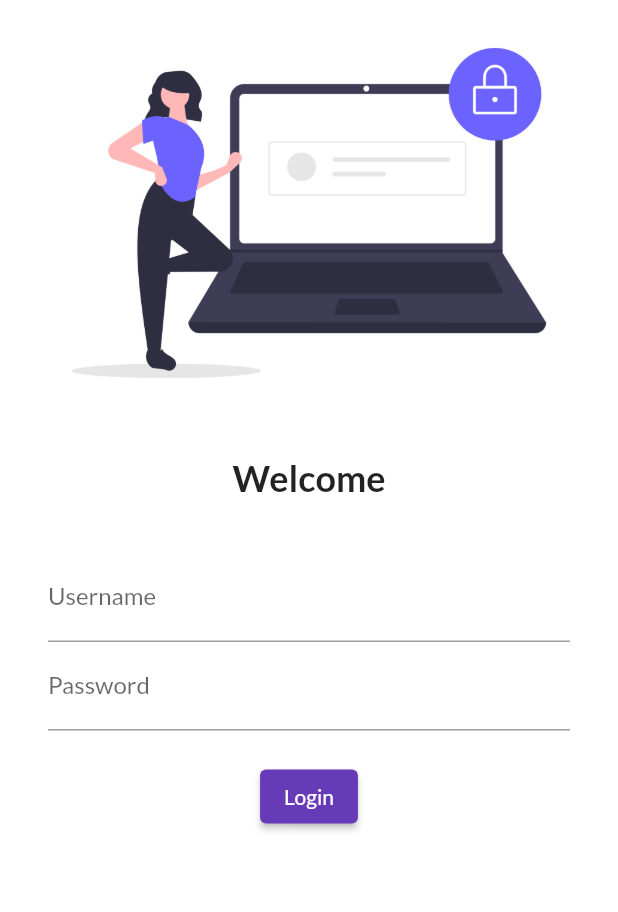
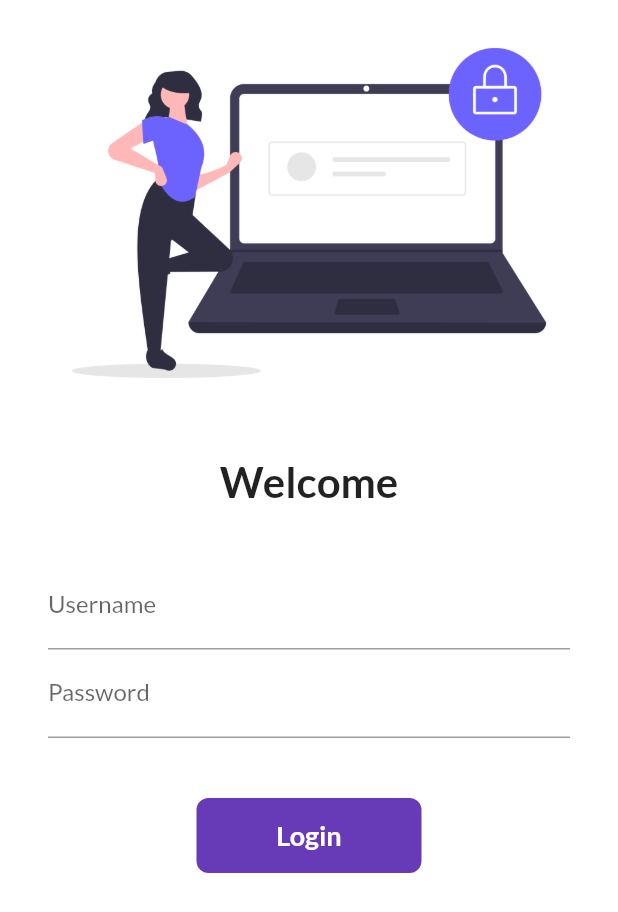
Before and after one commit to jishantamboli/flutter-project, a Flutter app: the screen it shows after launch, on a phone screen of 412 x 824 dp. Shown: the top 912 px of the screen. Run offline on Flutter 3.47's test engine with Material 2 defaults, Android fonts, the phone set to English and light mode, and no system bars; our stand-ins replace google_fonts.

Commit message:
day6 completed

```diff
--- a/lib/main.dart
+++ b/lib/main.dart
@@ -1,6 +1,7 @@
 import 'package:flutter/material.dart';
 import 'package:flutter_project1/pages/home_page.dart';
 import 'package:flutter_project1/pages/login_page.dart';
+import 'package:flutter_project1/utils/routes.dart';
 import 'package:google_fonts/google_fonts.dart';
 
 void main(List<String> args) {
@@ -17,14 +18,15 @@ class MyApp extends StatelessWidget {
         fontFamily: GoogleFonts.lato().fontFamily,
         primaryTextTheme: GoogleFonts.latoTextTheme(),
       ),
+      debugShowCheckedModeBanner: false,
       darkTheme: ThemeData(
         brightness: Brightness.dark,
       ),
       initialRoute: "/",
       routes: {
         "/": (context) => LoginPage(),
-        "/home": (context) => HomePage(),
-        "/login": (context) => LoginPage(),
+        MyRoutes.HomeRoute:(context) => HomePage(),
+        MyRoutes.LoginRoute: (context) => LoginPage(),
       },
     );
   }
--- a/lib/pages/login_page.dart
+++ b/lib/pages/login_page.dart
@@ -1,9 +1,14 @@
 import 'package:flutter/material.dart';
 import 'package:flutter_project1/pages/home_page.dart';
+import 'package:flutter_project1/utils/routes.dart';
 
-class LoginPage extends StatelessWidget {
-  const LoginPage({Key? key}) : super(key: key);
+class LoginPage extends StatefulWidget {
+  @override
+  State<LoginPage> createState() => _LoginPageState();
+}
 
+class _LoginPageState extends State<LoginPage> {
+  bool changeButton = false;
   @override
   Widget build(BuildContext context) {
     return Material(
@@ -17,7 +22,7 @@ class LoginPage extends StatelessWidget {
             Text(
               "Welcome",
               style: TextStyle(
-                fontSize: 24,
+                fontSize: 28,
                 fontWeight: FontWeight.bold,
               ),
             ),
@@ -43,13 +48,50 @@ class LoginPage extends StatelessWidget {
                     ),
                   ),
                   SizedBox(
-                    height: 20.0,
+                    height: 40.0,
                   ),
-                  ElevatedButton(
-                      onPressed: () {
-                        print("hii jishan");
+
+                  InkWell(
+                      onTap: ()async {
+                        setState(() {
+                          changeButton = true;
+                        });
+
+                        await Future.delayed(Duration(seconds: 01));
+                        Navigator.pushNamed(context, MyRoutes.HomeRoute);
                       },
-                      child: Text("Login"))
+                      child: AnimatedContainer(
+                        duration: Duration(seconds: 1),
+                        width: changeButton ? 50 : 150,
+                        height: 50,
+                        alignment: Alignment.center,
+                        child: changeButton
+                            ? Icon(
+                                Icons.done,
+                                color: Colors.white,
+                              )
+                            : Text(
+                                "Login",
+                                style: TextStyle(
+                                    color: Colors.white,
+                                    fontWeight: FontWeight.bold,
+                                    fontSize: 18),
+                              ),
+                        decoration: BoxDecoration(
+                            color: Colors.deepPurple,
+                            // shape: changeButton? BoxShape.circle
+                            // : BoxShape.rectangle,
+                            borderRadius:
+                                BorderRadius.circular(changeButton ? 20 : 8)),
+                      )),
+
+                  // ElevatedButton(
+                  //   onPressed: () {
+                  //     Navigator.pushNamed(context, MyRoutes.HomeRoute);
+                  //   },
+                  //   child: Text("Login"),
+                  //   style: TextButton.styleFrom(minimumSize: Size(150, 40)),
+                  // )
                 ],
               ),
             )
--- /dev/null
+++ b/lib/utils/routes.dart
@@ -0,0 +1,4 @@
+class MyRoutes {
+  static String LoginRoute = "/login";
+  static String HomeRoute = "/home";
+}
```
